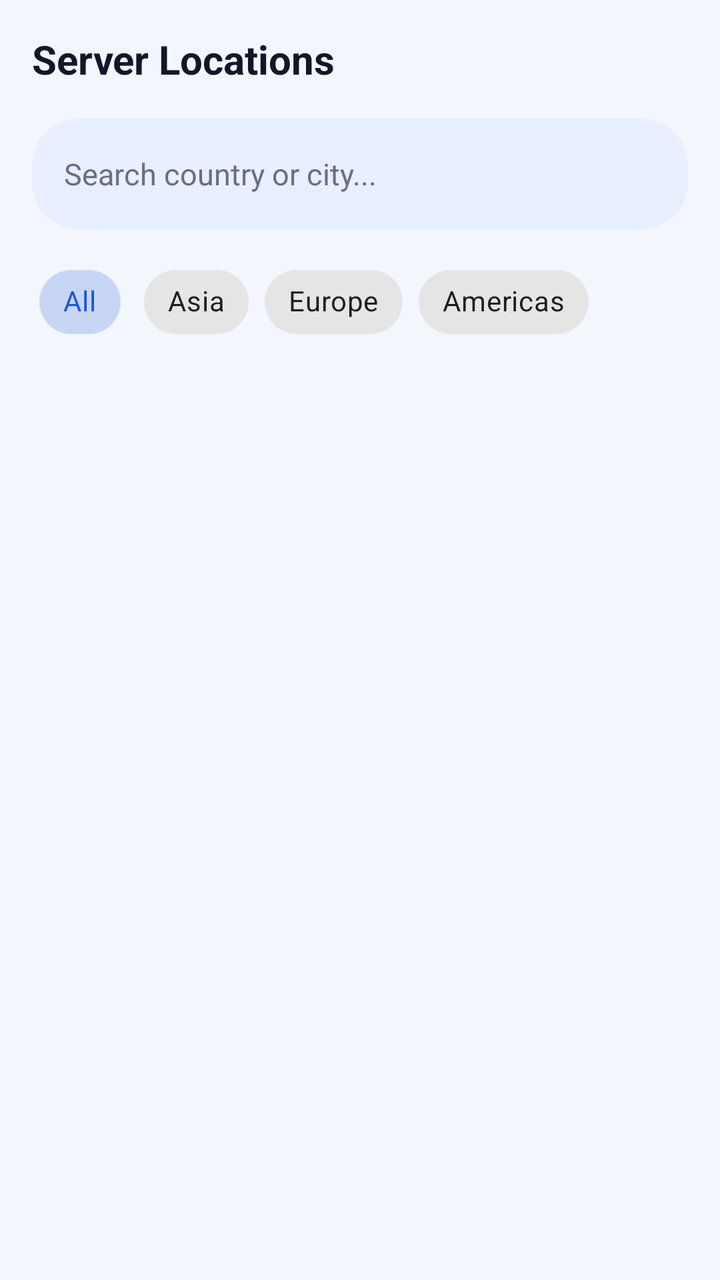
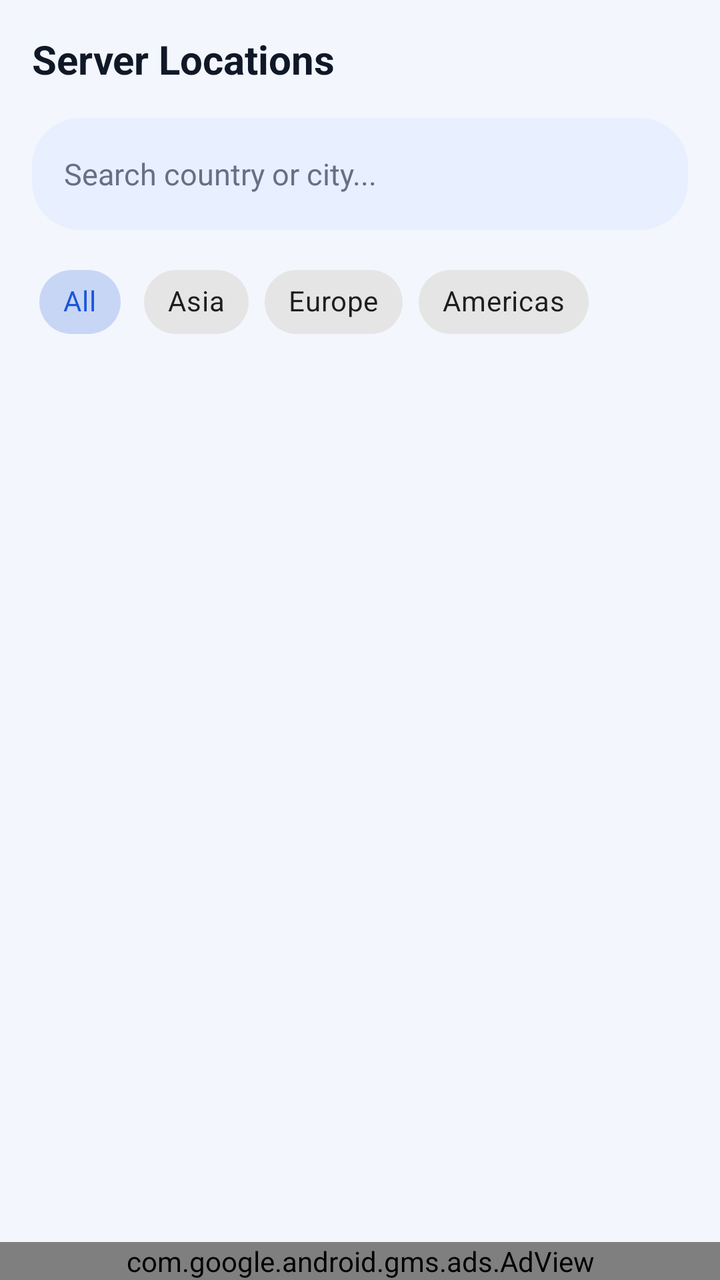

The first picture is an Android layout as it rendered before a commit; the second is the same layout after the commit. The layout source and the unified diff follow.
<!-- AndroidManifest.xml: application theme AppTheme -->
<!-- res/layout/fragment_servers.xml -->
<?xml version="1.0" encoding="utf-8"?>
<LinearLayout xmlns:android="http://schemas.android.com/apk/res/android"
    xmlns:app="http://schemas.android.com/apk/res-auto"
    android:layout_width="match_parent"
    android:layout_height="match_parent"
    android:orientation="vertical"
    android:background="@color/vpn_bg">

    
    <TextView
        android:layout_width="match_parent"
        android:layout_height="wrap_content"
        android:text="@string/server_locations"
        android:textSize="20sp"
        android:textStyle="bold"
        android:textColor="@color/vpn_text_primary"
        android:padding="16dp" />

    
    <LinearLayout
        android:layout_width="match_parent"
        android:layout_height="wrap_content"
        android:layout_marginHorizontal="16dp"
        android:layout_marginBottom="12dp"
        android:background="@drawable/search_bg"
        android:orientation="horizontal"
        android:gravity="center_vertical"
        android:paddingHorizontal="16dp"
        android:paddingVertical="4dp">

        <EditText
            android:id="@+id/et_search"
            android:layout_width="0dp"
            android:layout_height="48dp"
            android:layout_weight="1"
            android:background="@android:color/transparent"
            android:hint="@string/search_country_city"
            android:textSize="15sp"
            android:textColor="@color/vpn_text_primary"
            android:textColorHint="@color/vpn_text_secondary"
            android:inputType="text"
            android:imeOptions="actionSearch"
            android:maxLines="1" />

    </LinearLayout>

    
    <HorizontalScrollView
        android:layout_width="match_parent"
        android:layout_height="wrap_content"
        android:scrollbars="none"
        android:clipToPadding="false"
        android:paddingHorizontal="16dp"
        android:layout_marginBottom="8dp">

        <com.google.android.material.chip.ChipGroup
            android:id="@+id/chip_region_group"
            android:layout_width="wrap_content"
            android:layout_height="wrap_content"
            app:singleSelection="true"
            app:selectionRequired="true">

            <com.google.android.material.chip.Chip
                android:id="@+id/chip_all"
                android:layout_width="wrap_content"
                android:layout_height="wrap_content"
                android:text="@string/region_all"
                android:checked="true"
                style="@style/Widget.MaterialComponents.Chip.Choice" />

            <com.google.android.material.chip.Chip
                android:id="@+id/chip_asia"
                android:layout_width="wrap_content"
                android:layout_height="wrap_content"
                android:text="@string/region_asia"
                style="@style/Widget.MaterialComponents.Chip.Choice" />

            <com.google.android.material.chip.Chip
                android:id="@+id/chip_europe"
                android:layout_width="wrap_content"
                android:layout_height="wrap_content"
                android:text="@string/region_europe"
                style="@style/Widget.MaterialComponents.Chip.Choice" />

            <com.google.android.material.chip.Chip
                android:id="@+id/chip_americas"
                android:layout_width="wrap_content"
                android:layout_height="wrap_content"
                android:text="@string/region_americas"
                style="@style/Widget.MaterialComponents.Chip.Choice" />

        </com.google.android.material.chip.ChipGroup>

    </HorizontalScrollView>

    
    <com.google.android.material.tabs.TabLayout
        android:id="@+id/tab_layout"
        android:layout_width="match_parent"
        android:layout_height="wrap_content"
        android:background="@color/vpn_bg"
        app:tabTextColor="@color/vpn_text_secondary"
        app:tabSelectedTextColor="@color/vpn_blue"
        app:tabIndicatorColor="@color/vpn_blue"
        app:tabIndicatorHeight="3dp" />

    <androidx.recyclerview.widget.RecyclerView
        android:id="@+id/recycler_view"
        android:layout_width="match_parent"
        android:layout_height="0dp"
        android:layout_weight="1"
        android:padding="8dp"
        android:clipToPadding="false" />

</LinearLayout>
<!-- resources referenced by this layout -->
<resources>
  <color name="vpn_bg">#f3f6fc</color>
  <color name="vpn_blue">#1a56db</color>
  <color name="vpn_text_primary">#101828</color>
  <color name="vpn_text_secondary">#667085</color>
  <!-- drawable search_bg (drawable) -->
  <?xml version="1.0" encoding="utf-8"?>
  <shape xmlns:android="http://schemas.android.com/apk/res/android"
      android:shape="rectangle">
      <solid android:color="@color/vpn_blue_light" />
      <corners android:radius="24dp" />
  </shape>
  <string name="region_all">All</string>
  <string name="region_americas">Americas</string>
  <string name="region_asia">Asia</string>
  <string name="region_europe">Europe</string>
  <string name="search_country_city">Search country or city...</string>
  <string name="server_locations">Server Locations</string>
  <style name="AppTheme" parent="Theme.MaterialComponents.Light.NoActionBar">
          <item name="colorPrimary">@color/vpn_blue</item>
          <item name="colorPrimaryVariant">@color/vpn_blue_dark</item>
          <item name="colorPrimaryDark">@color/vpn_blue_dark</item>
          <item name="colorAccent">@color/vpn_blue</item>
          <item name="colorSecondary">@color/vpn_green</item>
          <item name="android:statusBarColor">@color/vpn_blue_dark</item>
          <item name="android:navigationBarColor">@color/white</item>
          <item name="android:windowBackground">@color/vpn_bg</item>
          <item name="android:windowLightStatusBar">false</item>
      </style>
  <color name="vpn_blue_light">#e8effe</color>
  <color name="vpn_blue_dark">#0d3b9e</color>
  <color name="vpn_green">#22c55e</color>
  <color name="white">#FFFFFF</color>
</resources>

<!-- the commit's change to res/layout/fragment_servers.xml (unified diff, before → after) -->
@@ -1,6 +1,7 @@
 <?xml version="1.0" encoding="utf-8"?>
 <LinearLayout xmlns:android="http://schemas.android.com/apk/res/android"
     xmlns:app="http://schemas.android.com/apk/res-auto"
+    xmlns:ads="http://schemas.android.com/apk/res-auto"
     android:layout_width="match_parent"
     android:layout_height="match_parent"
     android:orientation="vertical"
@@ -112,4 +113,13 @@
         android:padding="8dp"
         android:clipToPadding="false" />
 
+    
+    <com.google.android.gms.ads.AdView
+        android:id="@+id/ad_banner"
+        android:layout_width="match_parent"
+        android:layout_height="wrap_content"
+        android:layout_gravity="center_horizontal"
+        ads:adSize="BANNER"
+        ads:adUnitId="ca-app-pub-3940256099942544/6300978111" />
+
 </LinearLayout>
